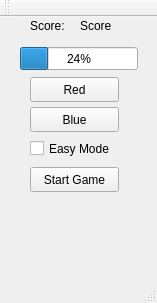
Before: the Qt Designer form gamewindow.ui in JonWiggins/SimonGame, drawn with Qt 5.
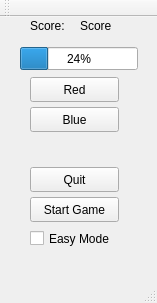
After: the same form once the commit is applied.

Commit message: add functionality to easy mode button add comments/documentation

Patch:
```diff
--- a/gamewindow.ui
+++ b/gamewindow.ui
@@ -83,7 +83,7 @@
     <property name="geometry">
      <rect>
       <x>30</x>
-      <y>120</y>
+      <y>210</y>
       <width>92</width>
       <height>23</height>
      </rect>
@@ -96,7 +96,7 @@
     <property name="geometry">
      <rect>
       <x>30</x>
-      <y>150</y>
+      <y>180</y>
       <width>89</width>
       <height>25</height>
      </rect>
@@ -109,15 +109,28 @@
     <property name="geometry">
      <rect>
       <x>30</x>
-      <y>180</y>
+      <y>120</y>
       <width>91</width>
-      <height>16</height>
+      <height>21</height>
      </rect>
     </property>
     <property name="text">
      <string/>
     </property>
    </widget>
+   <widget class="QPushButton" name="QuitButton">
+    <property name="geometry">
+     <rect>
+      <x>30</x>
+      <y>150</y>
+      <width>89</width>
+      <height>25</height>
+     </rect>
+    </property>
+    <property name="text">
+     <string>Quit</string>
+    </property>
+   </widget>
   </widget>
   <widget class="QMenuBar" name="menuBar">
    <property name="geometry">
```
The commit also changes 5 other files.
